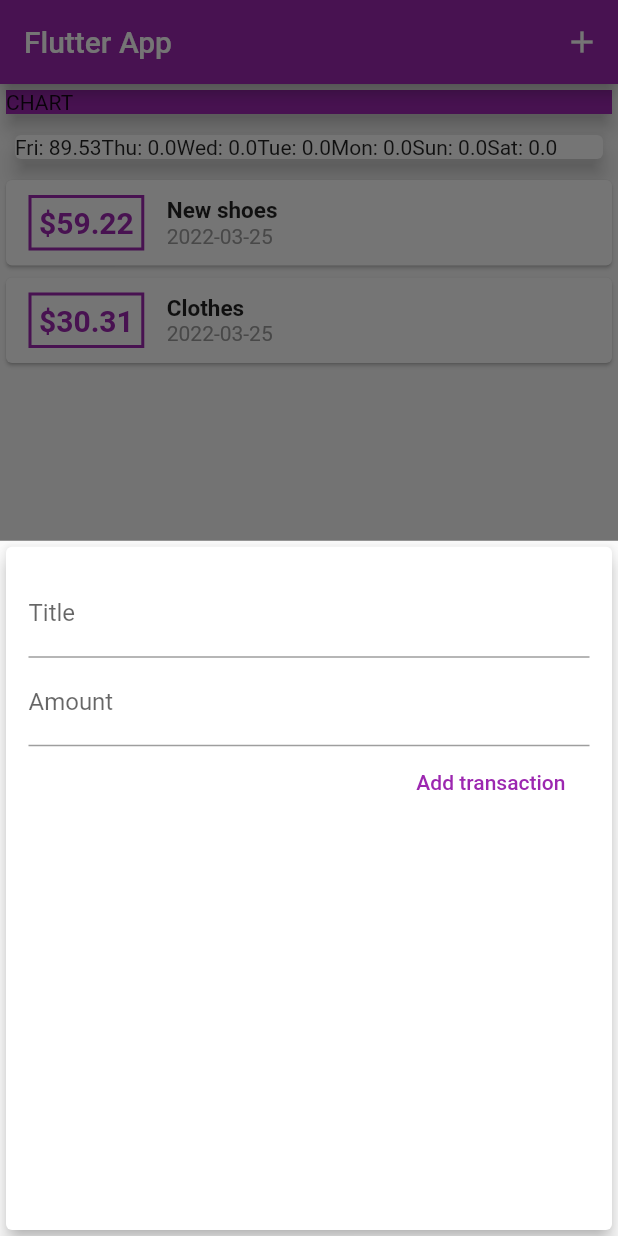
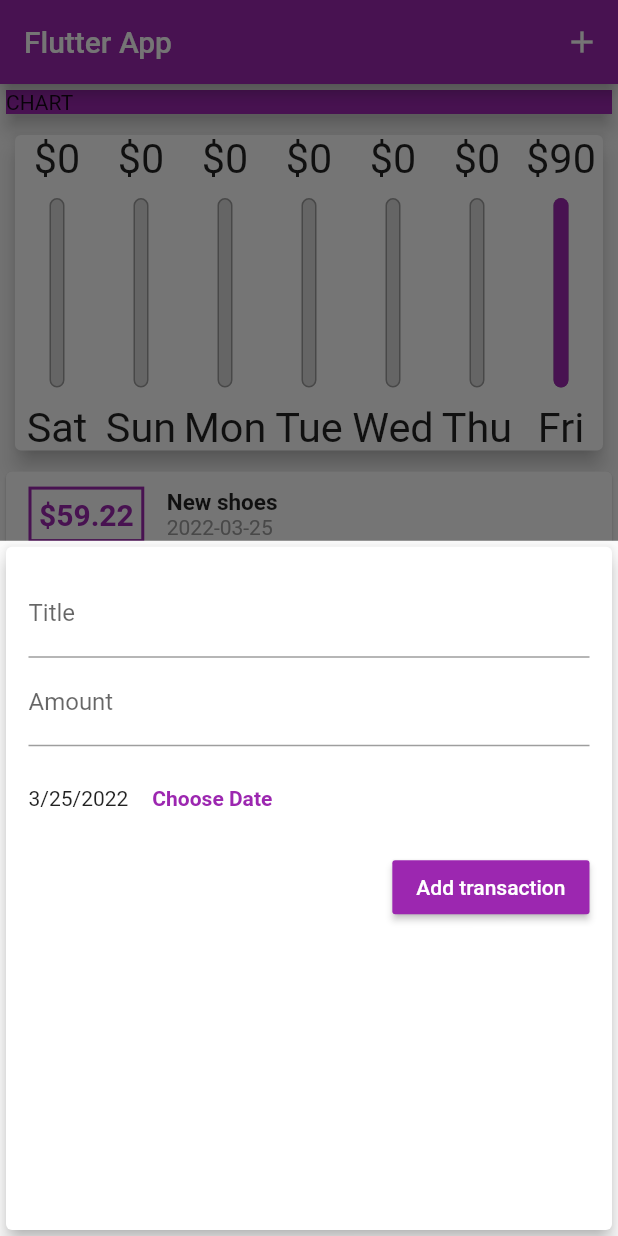
Before and after one commit to Bagshaw000/Expense-app, a Flutter app: the screen it shows after launch, after a tap on the "add" icon, on a phone screen of 412 x 824 dp. Run offline on Flutter 3.47's test engine with Material 2 defaults, Android fonts, the phone set to English and light mode, and no system bars; statements that could not run were skipped.

Commit message:
improved the styling of the app

```diff
--- a/lib/main.dart
+++ b/lib/main.dart
@@ -1,13 +1,21 @@
+import 'package:flutter/services.dart';
+
 import './widgets/chart.dart';
 import 'package:expense_app/widgets/new_transaction.dart';
 import 'package:expense_app/widgets/transaction_list.dart';
-
+import 'package:flutter/services.dart';
 import './widgets/transaction_list.dart';
 import './models/transaction.dart';
 import 'package:flutter/cupertino.dart';
 import 'package:flutter/material.dart';
 
-void main() => runApp(MyApp());
+void main() {
+  //To enable different mode in which the app would be rendered
+  // WidgetsFlutterBinding.ensureInitialized();
+  //SystemChrome.setPreferredOrientations(
+  //  [DeviceOrientation.portraitDown, DeviceOrientation.portraitUp]);
+  runApp(MyApp());
+}
 
 class MyApp extends StatelessWidget {
   @override
@@ -35,6 +43,7 @@ class _MyHomePageState extends State<MyHomePage> {
         id: 't2', title: 'Clothes', amount: 30.31, date: DateTime.now()),
   ];
 
+  bool _showChart = false;
   List<Transaction> get _recentTransaction {
     return _userTransaction.where((tx) {
       return tx.date.isAfter(
@@ -45,12 +54,12 @@ class _MyHomePageState extends State<MyHomePage> {
     }).toList();
   }
 
-  void _addNewTransaction(String title, double amount) {
+  void _addNewTransaction(String title, double amount, DateTime chosenDate) {
     final newTx = Transaction(
       id: DateTime.now.toString(),
       title: title,
       amount: amount,
-      date: DateTime.now(),
+      date: chosenDate,
     );
 
     setState(() {
@@ -71,8 +80,9 @@ class _MyHomePageState extends State<MyHomePage> {
 
   @override
   Widget build(BuildContext context) {
-    return Scaffold(
-      appBar: AppBar(
+    final isLandscape =
+        MediaQuery.of(context).orientation == Orientation.landscape;
+    final appBar = AppBar(
       title: Text('Flutter App'),
       backgroundColor: Colors.purple,
       actions: <Widget>[
@@ -80,12 +90,36 @@ class _MyHomePageState extends State<MyHomePage> {
             onPressed: () => startAddNewTransaction(context),
             icon: Icon(Icons.add)),
       ],
-      ),
+    );
+    final txList = Container(
+        height: (MediaQuery.of(context).size.height -
+                appBar.preferredSize.height -
+                MediaQuery.of(context).padding.top) *
+            0.7,
+        child: TransactionList(_userTransaction));
+    return Scaffold(
+      appBar: appBar,
       body: SingleChildScrollView(
         child: Column(
             mainAxisAlignment: MainAxisAlignment.start,
             crossAxisAlignment: CrossAxisAlignment.stretch,
             children: <Widget>[
+              if (isLandscape)
+                Row(
+                  mainAxisAlignment: MainAxisAlignment.center,
+                  children: <Widget>[
+                    Text('Show Chart'),
+                    //Switch button
+                    Switch(
+                      value: _showChart,
+                      onChanged: (val) {
+                        setState(() {
+                          _showChart = val;
+                        });
+                      },
+                    )
+                  ],
+                ),
               Card(
                 child: Container(
                   width: double.infinity,
@@ -94,8 +128,17 @@ class _MyHomePageState extends State<MyHomePage> {
                 ),
                 elevation: 5,
               ),
-              Chart(_recentTransaction),
-              TransactionList(_userTransaction),
+              if (!isLandscape)
+                Container(
+                    height: (MediaQuery.of(context).size.height -
+                        appBar.preferredSize.height -
+                        MediaQuery.of(context).padding.top) *
+                        0.3,
+                    child: Chart(_recentTransaction)),
+                if(!isLandscape)txList,
+               if(isLandscape) _showChart
+                    ?
+                    : txList,
             ]),
       ),
       floatingActionButton: FloatingActionButton(
--- a/lib/widgets/chart.dart
+++ b/lib/widgets/chart.dart
@@ -1,3 +1,5 @@
+import 'package:expense_app/widgets/chart_bar.dart';
+import 'package:flutter/cupertino.dart';
 import 'package:flutter/material.dart';
 import '../models/transaction.dart';
 import 'package:intl/intl.dart';
@@ -22,18 +24,35 @@ class Chart extends StatelessWidget {
       }
 
       return {'day': DateFormat.E().format(weekDay), 'amount': totalSum};
+    }).reversed.toList();
+  }
+
+  double get totalSpending {
+    return groupedTransactionValues.fold(0.0, (sum, item) {
+      return sum + (item['amount'] as double);
     });
   }
 
   @override
   Widget build(BuildContext context) {
-    return Card(
-      elevation: 6,
-      margin: EdgeInsets.all(10),
-      child: Row(
-        children: groupedTransactionValues.map((data) {
-          return Text('${data['day']}: ${data['amount']}');
-        }).toList(),
+    return Container(
+      child: Card(
+        elevation: 6,
+        margin: EdgeInsets.all(10),
+        child: Row(
+          mainAxisAlignment: MainAxisAlignment.spaceAround,
+          children: groupedTransactionValues.map((data) {
+            return Flexible(
+                fit: FlexFit.tight,
+                child: ChartBar(
+                  data['day'].toString(),
+                  data['amount'] as double,
+                  totalSpending == 0.0
+                      ? 0.0
+                      : (data['amount'] as double) / totalSpending,
+                ));
+          }).toList(),
+        ),
       ),
     );
   }
--- a/lib/widgets/chart_bar.dart
+++ b/lib/widgets/chart_bar.dart
@@ -0,0 +1,51 @@
+import 'package:flutter/material.dart';
+
+class ChartBar extends StatelessWidget {
+  final String label;
+  final double spendingAmount;
+  final double spendingPctOfTotal;
+
+  ChartBar(this.label, this.spendingAmount, this.spendingPctOfTotal);
+  @override
+  Widget build(BuildContext context) {
+    return LayoutBuilder(
+      builder: (ctx, constraint) {
+        return Column(children: <Widget>[
+          Container(
+              height: constraint.maxHeight * 0.15,
+              child: FittedBox(
+                  child: Text('\$${spendingAmount.toStringAsFixed(0)}'))),
+          SizedBox(
+            height: constraint.maxHeight * 0.05,
+          ),
+          Container(
+            height: constraint.maxHeight * 0.6,
+            width: 10,
+            child: Stack(children: <Widget>[
+              Container(
+                decoration: BoxDecoration(
+                    border: Border.all(color: Colors.grey, width: 1.0),
+                    color: Color.fromRGBO(220, 220, 220, 1),
+                    borderRadius: BorderRadius.circular(10)),
+              ),
+              FractionallySizedBox(
+                  heightFactor: spendingPctOfTotal,
+                  child: Container(
+                    decoration: BoxDecoration(
+                      color: Theme.of(context).primaryColor,
+                      borderRadius: BorderRadius.circular(10),
+                    ),
+                  ))
+            ]),
+          ),
+          SizedBox(
+            height: constraint.maxHeight * 0.05,
+          ),
+          Container(
+              height: constraint.maxHeight * 0.15,
+              child: FittedBox(child: Text(label))),
+        ]);
+      },
+    );
+  }
+}
--- a/lib/widgets/new_transaction.dart
+++ b/lib/widgets/new_transaction.dart
@@ -1,4 +1,6 @@
+import 'package:flutter/cupertino.dart';
 import 'package:flutter/material.dart';
+import 'package:intl/intl.dart';
 
 class NewTransaction extends StatefulWidget {
   final Function addTx;
@@ -11,18 +13,37 @@ class NewTransaction extends StatefulWidget {
 
 class _NewTransactionState extends State<NewTransaction> {
   final titleController = TextEditingController();
+  final amountController = TextEditingController();
+  DateTime _selectedDate = DateTime.now();
 
-  final amountController = TextEditingController();
-
-  void submitData() {
+  void _submitData() {
+    if (amountController.text.isEmpty) {
+      return;
+    }
     final enteredTitle = titleController.text;
     final enteredAmount = double.parse(amountController.text);
 
-    if (enteredTitle.isEmpty || enteredAmount <= 0) {
+    if (enteredTitle.isEmpty || enteredAmount <= 0 || _selectedDate == null) {
       return;
     }
-    widget.addTx(enteredTitle, enteredAmount);
+    widget.addTx(enteredTitle, enteredAmount, _selectedDate);
     Navigator.of(context).pop();
+  }
+
+  void _presentDatePicker() {
+    showDatePicker(
+            context: context,
+            initialDate: DateTime.now(),
+            firstDate: DateTime(2019),
+            lastDate: DateTime.now())
+        .then((pickedDate) {
+      if (pickedDate == null) {
+        return;
+      }
+      setState(() {
+        _selectedDate = pickedDate;
+      });
+    });
   }
 
   @override
@@ -42,7 +63,7 @@ class _NewTransactionState extends State<NewTransaction> {
                 //titleInput = value;
                 //},
                 controller: titleController,
-                onSubmitted: (val) => submitData()),
+                onSubmitted: (val) => _submitData()),
             TextField(
               decoration: InputDecoration(
                 labelText: 'Amount',
@@ -52,14 +73,31 @@ class _NewTransactionState extends State<NewTransaction> {
               //},
               controller: amountController,
               keyboardType: TextInputType.number,
-              onSubmitted: (val) => submitData(),
+              onSubmitted: (val) => _submitData(),
             ),
-            FlatButton(
-              onPressed: submitData,
+            Container(
+              height: 70,
+              child: Row(
+                children: <Widget>[
+                  Text(_selectedDate == null
+                      ? 'No Date Chosen'
+                      : (DateFormat.yMd().format(_selectedDate))),
+                  FlatButton(
+                    textColor: Theme.of(context).primaryColor,
+                    onPressed: _presentDatePicker,
+                    child: Text('Choose Date',
+                        style: TextStyle(fontWeight: FontWeight.bold)),
+                  )
+                ],
+              ),
+            ),
+            RaisedButton(
+              onPressed: _submitData,
               child: Text(
                 'Add transaction',
-                style: TextStyle(color: Colors.purple),
               ),
+              color: Theme.of(context).primaryColor,
+              textColor: Colors.white,
             ),
           ],
         ),
--- a/lib/widgets/transaction_list.dart
+++ b/lib/widgets/transaction_list.dart
@@ -39,8 +39,9 @@ class TransactionList extends StatelessWidget {
                   style: TextStyle(fontSize: 15, fontWeight: FontWeight.bold),
                 ),
                 Text(DateFormat('yyyy-MM-dd').format(tx.date),
-                      style: TextStyle(color: Colors.grey))
-                ])
+                    style: TextStyle(color: Colors.grey)),
+              ],
+            ),
           ],
         ),
       );
```
Lines whose indentation alone changed are shown as unchanged.
